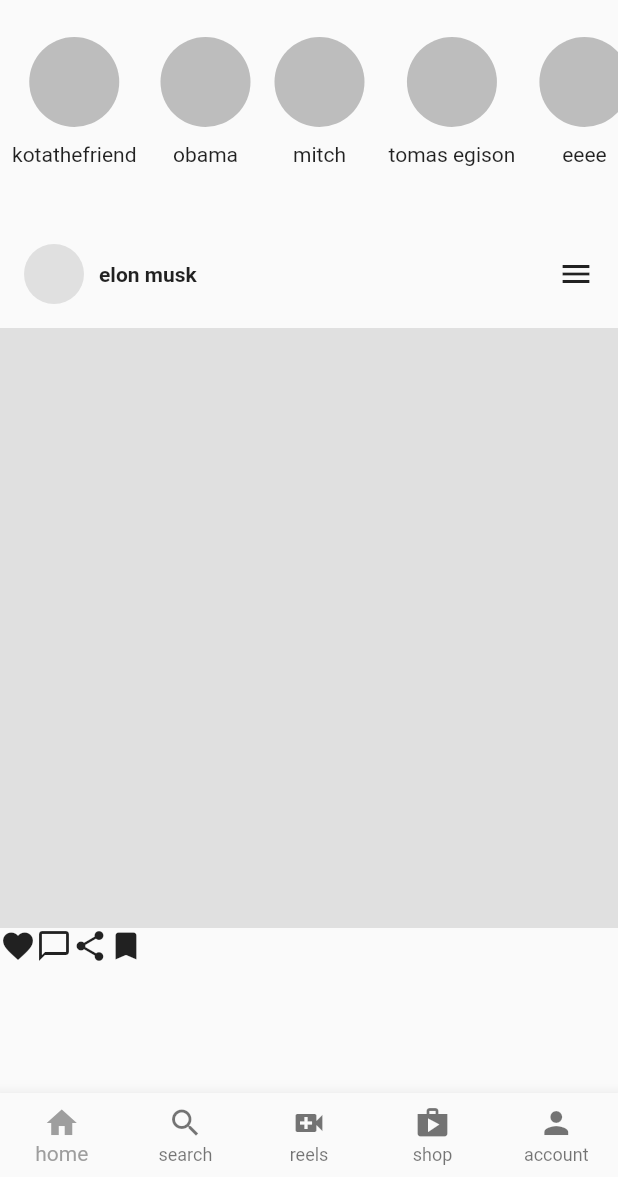
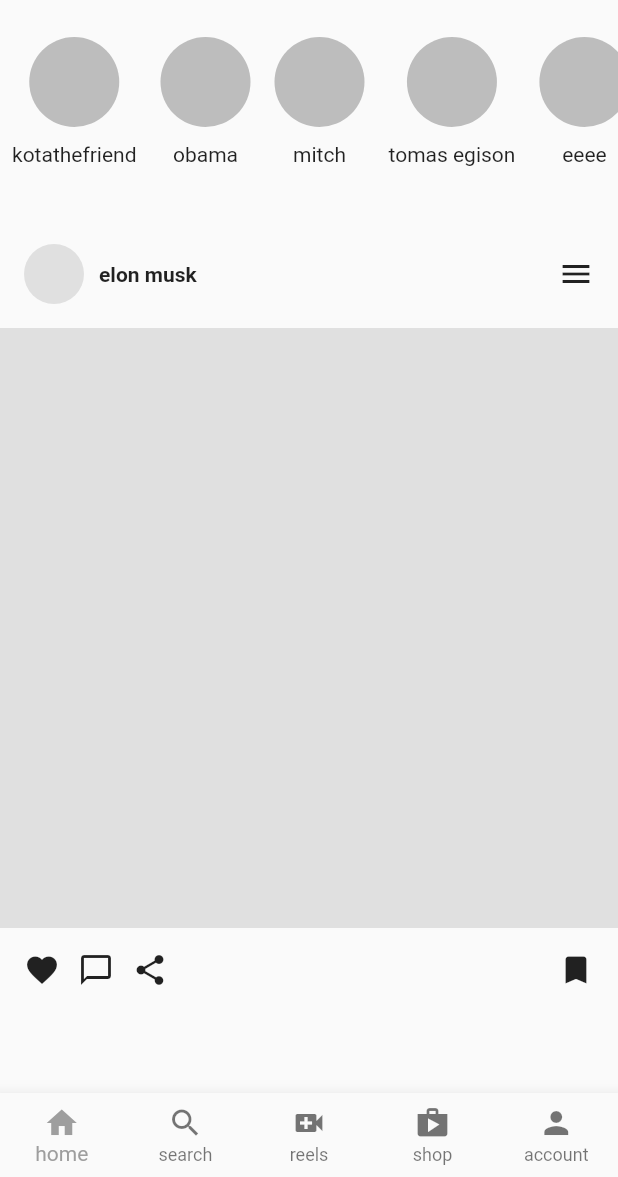
Before and after one commit to jksan-jp/xgram, a Flutter app: the screen it shows after launch, on a phone screen of 412 x 824 dp, the part 59-1236 px from its top. Run offline on Flutter 3.47's test engine with Material 2 defaults, Android fonts, the phone set to English and light mode, and no system bars.

Commit message:
ボタン配置修正

```diff
--- a/lib/util/user_post.dart
+++ b/lib/util/user_post.dart
@@ -37,13 +37,23 @@ class UserPost extends StatelessWidget {
           color: Colors.grey[300],
         ),
         // below the post -> buttons and commments
-        Row(
-          children: const [
-            Icon(Icons.favorite),
-            Icon(Icons.chat_bubble_outline),
-            Icon(Icons.share),
-            Icon(Icons.bookmark)
-          ],
+        Padding(
+          padding: const EdgeInsets.all(16.0),
+          child: Row(
+            mainAxisAlignment: MainAxisAlignment.spaceBetween,
+            children: [
+              Row(
+                children: const [
+                  Icon(Icons.favorite),
+                  Padding(
+                      padding: EdgeInsets.symmetric(horizontal: 12.0),
+                      child: Icon(Icons.chat_bubble_outline)),
+                  Icon(Icons.share),
+                ],
+              ),
+              const Icon(Icons.bookmark)
+            ],
+          ),
         )
       ],
     );
```
